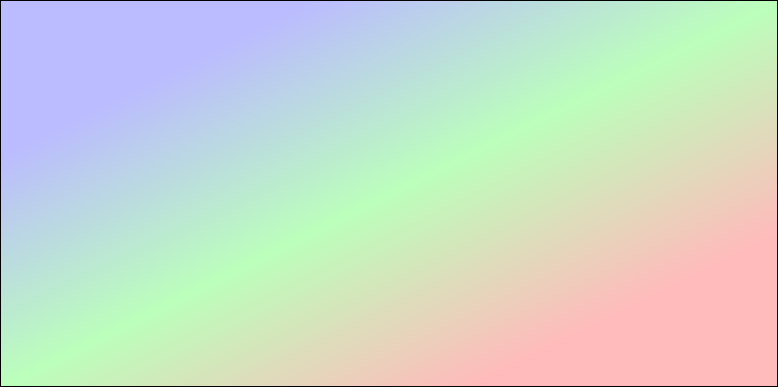
Qt form qtmutualismbreakdownerspatialplotdialog.ui (richelbilderbeek/korter_project) before a commit.
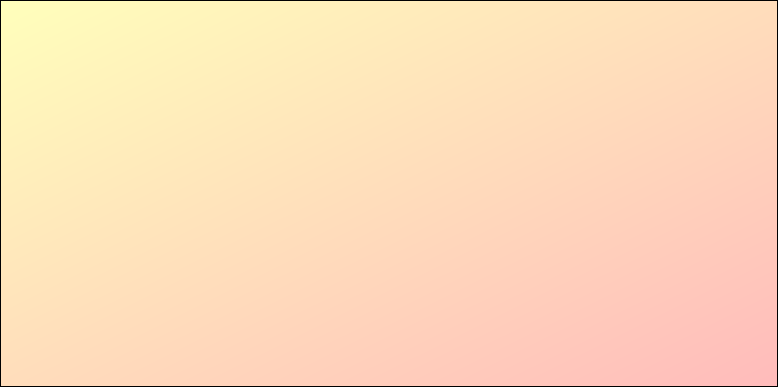
The same form after that commit. Custom widgets are drawn as their Qt base class.

Diff of the .ui file:
```diff
--- a/qtmutualismbreakdownerspatialplotdialog.ui
+++ b/qtmutualismbreakdownerspatialplotdialog.ui
@@ -15,7 +15,7 @@
   </property>
   <property name="styleSheet">
    <string notr="true">QDialog {
- background-color: qlineargradient(x1: 0, y1: 0, x2: 1, y2: 1, stop: 0  #bbf, stop: 0.2  #bbf, stop: 0.5 #bfb, stop: 0.8 #fbb, stop: 1 #fbb);
+ background-color: qlineargradient(x1: 0, y1: 0, x2: 1, y2: 1, stop: 0  #ffb, stop: 1 #fbb);
   border: 1px solid black
 }
 
```
